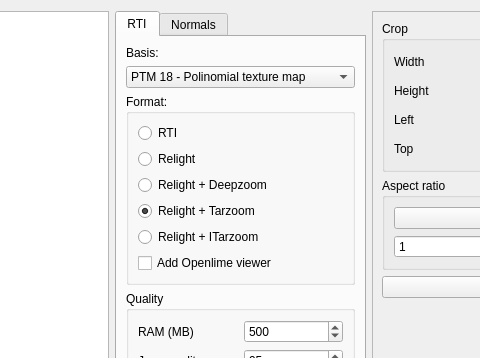
This is relight/rtiexport.ui in cnr-isti-vclab/relight as Qt 5 draws it before an edit; both pictures show x 474 to 954 and y 0 to 358 of the 1157 by 636 pixel window. The edited form follows.
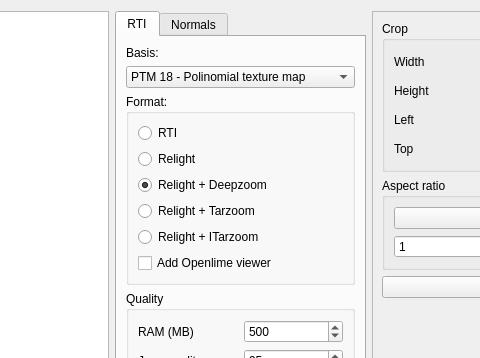
This is the edited form. Icons and pictures are not drawn. Custom widgets are drawn as their Qt base class.

Commit message: compatibility problem qt5-qt6 for QString.split

```diff
--- a/relight/rtiexport.ui
+++ b/relight/rtiexport.ui
@@ -112,7 +112,7 @@
              <string>Relight + Deepzoom</string>
             </property>
             <property name="checked">
-             <bool>false</bool>
+             <bool>true</bool>
             </property>
            </widget>
           </item>
@@ -122,7 +122,7 @@
              <string>Relight + Tarzoom</string>
             </property>
             <property name="checked">
-             <bool>true</bool>
+             <bool>false</bool>
             </property>
            </widget>
           </item>
```
The commit also changes 1 other file.
